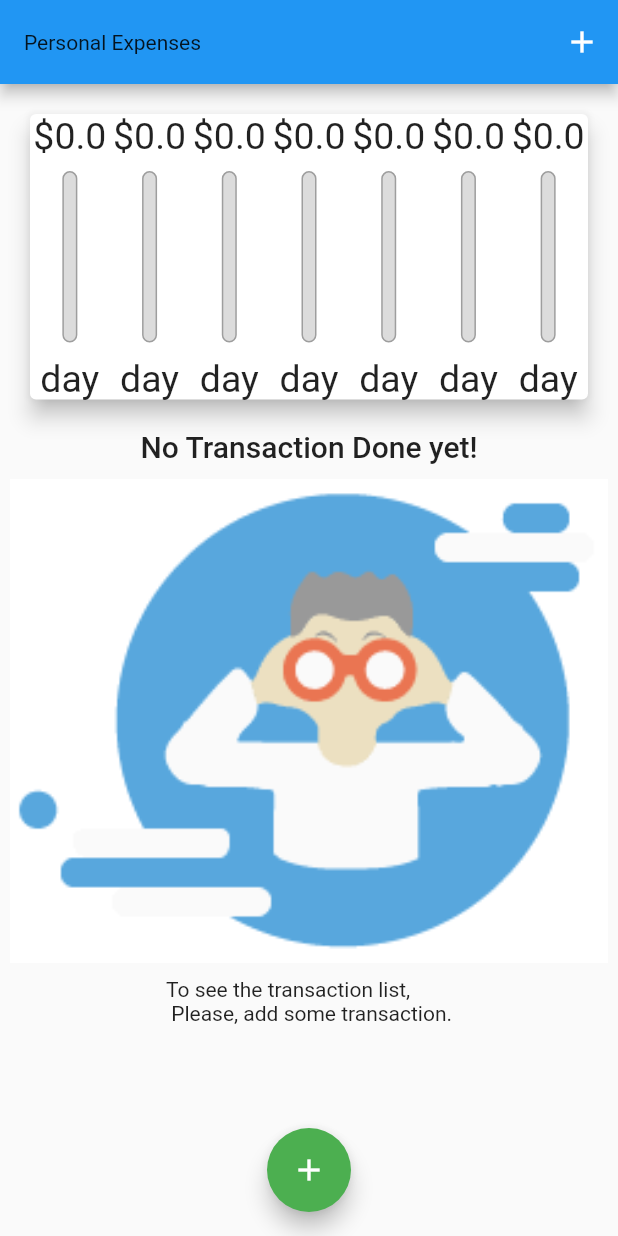
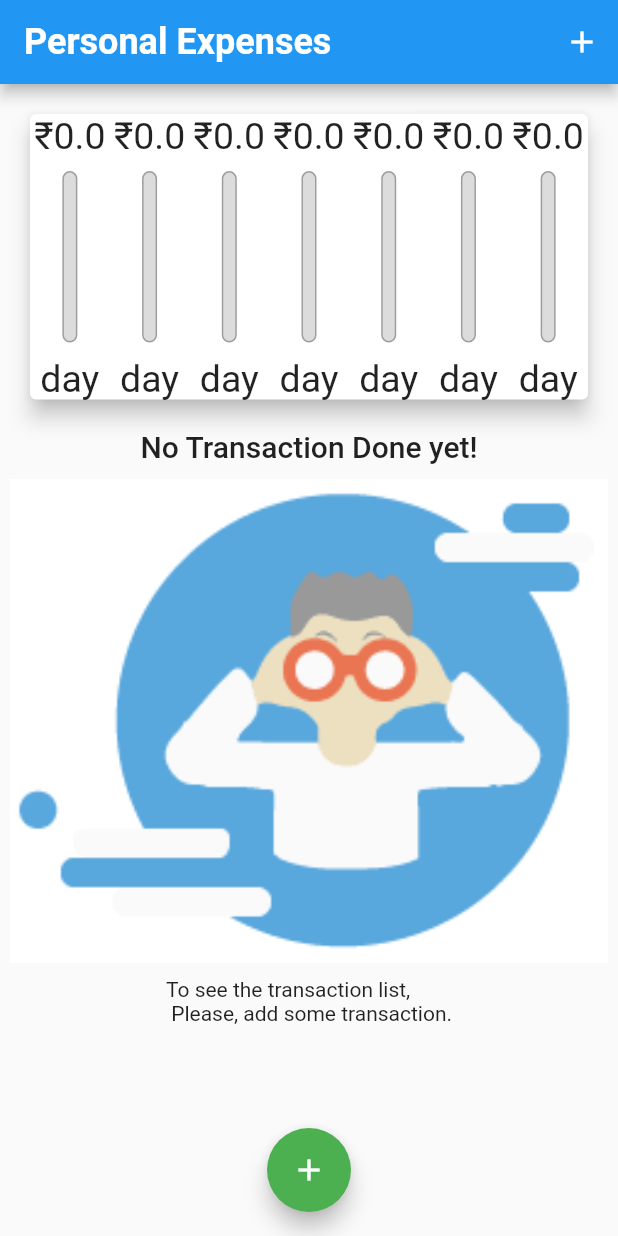
Before and after one commit to avyukta/personal-expense-master, a Flutter app: the screen it shows after launch, on a phone screen of 412 x 824 dp. Run offline on Flutter 3.47's test engine with Material 2 defaults, Android fonts, the phone set to English and light mode, and no system bars.

Commit message:
added rupee ₹ symbol

```diff
--- a/lib/main.dart
+++ b/lib/main.dart
@@ -96,7 +96,8 @@ class _MyHomePageState extends State<MyHomePage> {
     final mediaQuery = MediaQuery.of(context);
     final appBar = AppBar(
       title: Text(
-        "Personal Expenses",
+        "Personal Expenses",style: TextStyle(fontSize: 24,fontWeight: FontWeight.bold ,color: Colors.white
+        ),
       ),
       actions: <Widget>[
         IconButton(
--- a/lib/widgets/chart_bar.dart
+++ b/lib/widgets/chart_bar.dart
@@ -19,7 +19,7 @@ class ChartBar extends StatelessWidget {
             Container(
               height: constraint.maxHeight * 0.15,
               child: FittedBox(
-                child: Text('\$$amount'),
+                child: Text('\₹$amount'),
               ),
             ),
             SizedBox(
--- a/lib/widgets/transaction_list.dart
+++ b/lib/widgets/transaction_list.dart
@@ -51,7 +51,7 @@ class TransactionList extends StatelessWidget {
                           padding: EdgeInsets.all(10),
                           child: FittedBox(
                             child: Text(
-                              '\$${transaction[index].amount}',
+                              '\₹${transaction[index].amount}',
                               style: TextStyle(
                                   color: Colors.white,
                                   fontWeight: FontWeight.bold),
```
